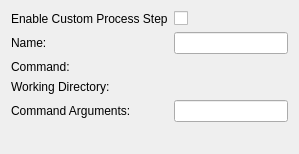
Old version of the form src/plugins/projectexplorer/processstep.ui in the repository qt-creator/qt-creator.
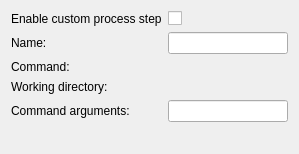
New version of the form. Custom widgets are drawn as their Qt base class.

```diff
--- a/src/plugins/projectexplorer/processstep.ui
+++ b/src/plugins/projectexplorer/processstep.ui
@@ -14,7 +14,7 @@
    <item row="0" column="0">
     <widget class="QLabel" name="label">
      <property name="text">
-      <string>Enable Custom Process Step</string>
+      <string>Enable custom process step</string>
      </property>
     </widget>
    </item>
@@ -48,7 +48,7 @@
    <item row="3" column="0">
     <widget class="QLabel" name="workingDirecoryLabel">
      <property name="text">
-      <string>Working Directory:</string>
+      <string>Working directory:</string>
      </property>
     </widget>
    </item>
@@ -58,7 +58,7 @@
    <item row="4" column="0">
     <widget class="QLabel" name="commandArgumentsLabel">
      <property name="text">
-      <string>Command Arguments:</string>
+      <string>Command arguments:</string>
      </property>
     </widget>
    </item>
```
